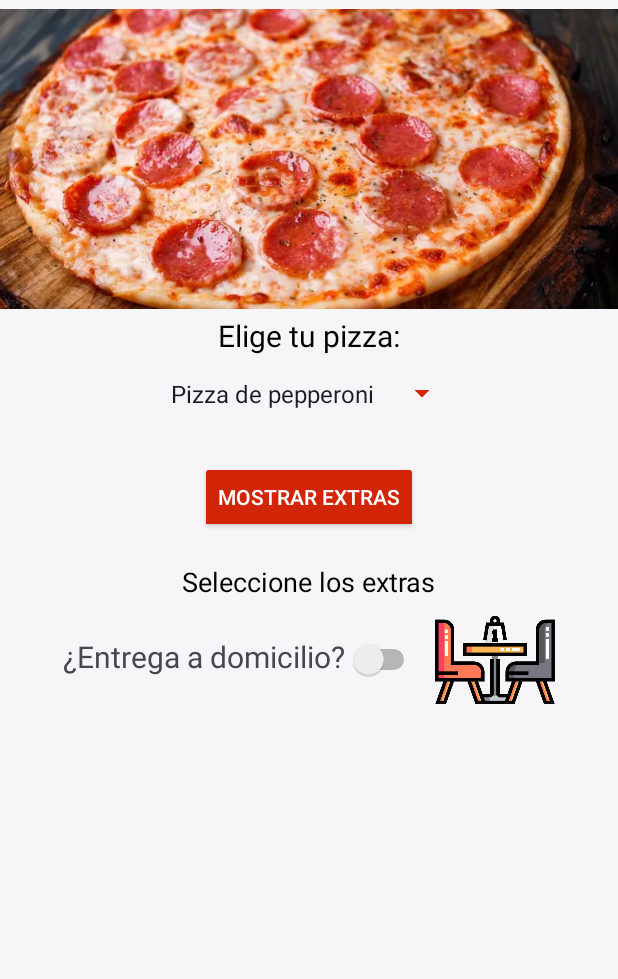
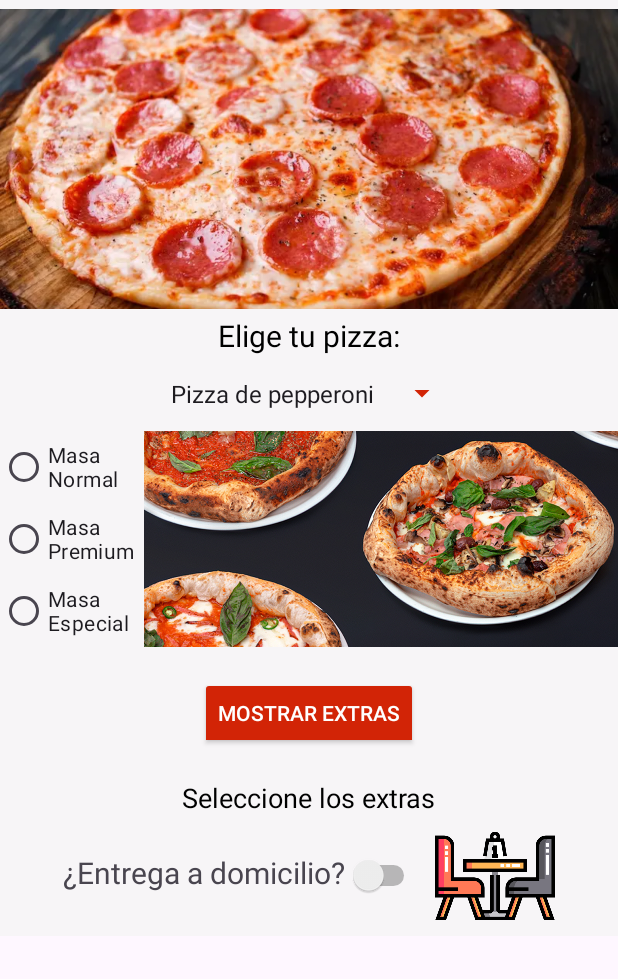
Before and after one commit to Ventthos/Tarea_2_DesarrolloMovil, an Android app: the screen it shows after launch (MainActivity), on a phone screen of 412 x 824 dp, the part 109-1088 px from its top. Run offline under Robolectric (Android 15) with nearby library versions, the phone set to English and light mode, and no system bars.

Commit message:
add radios

```diff
--- a/app/src/main/res/layout/activity_main.xml
+++ b/app/src/main/res/layout/activity_main.xml
@@ -1,33 +1,34 @@
 <?xml version="1.0" encoding="utf-8"?>
-<LinearLayout
-    xmlns:android="http://schemas.android.com/apk/res/android"
+<ScrollView xmlns:android="http://schemas.android.com/apk/res/android"
+    android:layout_width="match_parent"
+    android:layout_height="wrap_content">
+
+    <LinearLayout xmlns:android="http://schemas.android.com/apk/res/android"
         xmlns:app="http://schemas.android.com/apk/res-auto"
         xmlns:tools="http://schemas.android.com/tools"
         android:layout_width="match_parent"
         android:layout_height="match_parent"
         android:background="@color/backgroundColor"
-    tools:context=".MainActivity"
+        android:gravity="center_horizontal"
         android:orientation="vertical"
-    android:gravity="center_horizontal"
-    >
+        tools:context=".MainActivity">
 
         <LinearLayout
             android:layout_width="match_parent"
             android:layout_height="wrap_content"
+            android:background="@color/primaryColor"
             android:gravity="center"
             android:paddingTop="30dp"
-        android:paddingBottom="10dp"
-        android:background="@color/primaryColor">
+            android:paddingBottom="10dp">
 
             <TextView
                 android:id="@+id/titleText"
                 android:layout_width="wrap_content"
                 android:layout_height="wrap_content"
                 android:text="@string/title_text"
+                android:textColor="@color/white"
                 android:textSize="24sp"
-            android:textStyle="bold"
-            android:textColor="@color/white"
-            />
+                android:textStyle="bold" />
 
         </LinearLayout>
 
@@ -35,33 +36,67 @@
         <LinearLayout
             android:layout_width="match_parent"
             android:layout_height="wrap_content"
-        android:orientation="vertical"
+            android:layout_marginTop="6dp"
             android:gravity="center"
-        android:layout_marginTop="6dp">
+            android:orientation="vertical">
 
             <ImageView
                 android:id="@+id/pizzasDisplay"
                 android:layout_width="match_parent"
                 android:layout_height="200dp"
-            android:src="@drawable/pizzadefault"
                 android:scaleType="centerCrop"
-            />
+                android:src="@drawable/pizzadefault" />
 
             <TextView
                 android:layout_width="match_parent"
                 android:layout_height="wrap_content"
+                android:layout_marginTop="4dp"
                 android:text="@string/selectPizza"
                 android:textAlignment="center"
-            android:textSize="20sp"
-            android:layout_marginTop="4dp"
-            android:textColor="@color/textColor"/>
+                android:textColor="@color/textColor"
+                android:textSize="20sp" />
 
             <Spinner
                 android:id="@+id/pizzaSpinner"
                 android:layout_width="wrap_content"
                 android:layout_height="50dp"
-            android:textColor="@color/textColor"
-            android:backgroundTint="@color/primaryColor"/>
+                android:backgroundTint="@color/primaryColor"
+                android:textColor="@color/textColor" />
+
+        </LinearLayout>
+
+        <LinearLayout
+            android:layout_width="wrap_content"
+            android:layout_height="wrap_content">
+
+            <RadioGroup
+                android:layout_width="wrap_content"
+                android:layout_height="wrap_content"
+                android:layout_weight="1">
+
+                <RadioButton
+                    android:layout_width="wrap_content"
+                    android:layout_height="wrap_content"
+                    android:text="Masa Normal"></RadioButton>
+
+                <RadioButton
+                    android:layout_width="wrap_content"
+                    android:layout_height="wrap_content"
+                    android:text="Masa Premium"></RadioButton>
+
+                <RadioButton
+                    android:layout_width="wrap_content"
+                    android:layout_height="wrap_content"
+                    android:text="Masa Especial"></RadioButton>
+            </RadioGroup>
+            <ImageView
+                android:id="@+id/masasDisplay"
+                android:layout_width="match_parent"
+                android:layout_height="match_parent"
+                android:layout_weight="3"
+                android:src="@drawable/pizzadefault"
+                android:scaleType="centerCrop">
+            </ImageView>
 
         </LinearLayout>
 
@@ -69,59 +104,58 @@
             android:id="@+id/toggleExtras"
             android:layout_width="wrap_content"
             android:layout_height="wrap_content"
-        android:textOn="@string/hide_extras"
-        android:textOff="@string/show_extras"
             android:layout_marginTop="20dp"
             android:backgroundTint="@color/primaryColor"
-        android:textColor="@color/white"/>
+            android:textColor="@color/white"
+            android:textOff="@string/show_extras"
+            android:textOn="@string/hide_extras" />
 
         <LinearLayout
             android:id="@+id/extrasContainer"
             android:layout_width="wrap_content"
             android:layout_height="wrap_content"
-        android:orientation="vertical"
             android:layout_marginTop="10dp"
-        >
+            android:orientation="vertical">
 
             <TextView
                 android:id="@+id/sectionExtras"
                 android:layout_width="wrap_content"
                 android:layout_height="wrap_content"
                 android:text="@string/section_extras"
+                android:textColor="@color/textColor"
                 android:textSize="20sp"
-            android:textStyle="bold"
-            android:textColor="@color/textColor"/>
+                android:textStyle="bold" />
 
             <CheckBox
                 android:id="@+id/checkExtraCheese"
                 android:layout_width="wrap_content"
                 android:layout_height="wrap_content"
                 android:text="@string/extra_cheese"
-            android:textColor="@color/textColor"/>
+                android:textColor="@color/textColor" />
 
             <CheckBox
                 android:id="@+id/checkMushrooms"
                 android:layout_width="wrap_content"
                 android:layout_height="wrap_content"
                 android:text="@string/mushrooms"
-            android:textColor="@color/textColor"/>
+                android:textColor="@color/textColor" />
 
             <CheckBox
                 android:id="@+id/checkBacon"
                 android:layout_width="wrap_content"
                 android:layout_height="wrap_content"
                 android:text="@string/bacon"
-            android:textColor="@color/textColor"/>
+                android:textColor="@color/textColor" />
         </LinearLayout>
 
         <TextView
             android:id="@+id/textSelected"
             android:layout_width="wrap_content"
             android:layout_height="wrap_content"
+            android:layout_marginTop="20dp"
             android:text="@string/selected_pizza_placeholder"
-        android:textSize="18sp"
             android:textColor="@color/textColor"
-        android:layout_marginTop="20dp" />
+            android:textSize="18sp" />
 
         <LinearLayout
             android:layout_width="match_parent"
@@ -138,24 +172,24 @@
                     android:layout_width="wrap_content"
                     android:layout_height="wrap_content"
                     android:text="@string/order_shipping"
-                android:textSize="20sp"/>
+                    android:textSize="20sp" />
 
                 <Switch
+                    android:id="@+id/switchShipping"
                     android:layout_width="50dp"
                     android:layout_height="50dp"
-                android:id="@+id/switchShipping"
 
                     />
 
             </LinearLayout>
 
             <ImageView
+                android:id="@+id/shippingImage"
                 android:layout_width="80dp"
                 android:layout_height="80dp"
-            android:src="@drawable/mesa"
-            android:id="@+id/shippingImage"
-            />
+                android:src="@drawable/mesa" />
         </LinearLayout>
 
 
     </LinearLayout>
+</ScrollView>
```
Also changed, not shown: app/src/main/res/drawable/masatradicional.png (added). Lines whose indentation alone changed are shown as unchanged.
